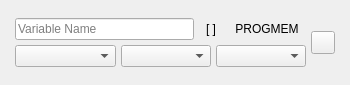
textbrowser/glitch, file UI/Arduino/glitch-object-variable-arduino.ui: the form before one commit.
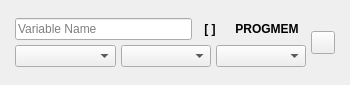
The form after the commit. Icons and pictures are not drawn.

Commit message: Bold text.

```diff
--- a/UI/Arduino/glitch-object-variable-arduino.ui
+++ b/UI/Arduino/glitch-object-variable-arduino.ui
@@ -51,6 +51,12 @@
        </item>
        <item>
         <widget class="QToolButton" name="array">
+         <property name="font">
+          <font>
+           <weight>75</weight>
+           <bold>true</bold>
+          </font>
+         </property>
          <property name="toolTip">
           <string>&lt;html&gt;&lt;head/&gt;&lt;body&gt;&lt;p&gt;Variable is an array.&lt;/p&gt;&lt;/body&gt;&lt;/html&gt;</string>
          </property>
@@ -67,6 +73,12 @@
        </item>
        <item>
         <widget class="QToolButton" name="progmem">
+         <property name="font">
+          <font>
+           <weight>75</weight>
+           <bold>true</bold>
+          </font>
+         </property>
          <property name="toolTip">
           <string>&lt;html&gt;&lt;head/&gt;&lt;body&gt;&lt;p&gt;Store data in flash memory instead of SRAM.&lt;/p&gt;&lt;/body&gt;&lt;/html&gt;</string>
          </property>
```
The commit also changes 3 other files.
